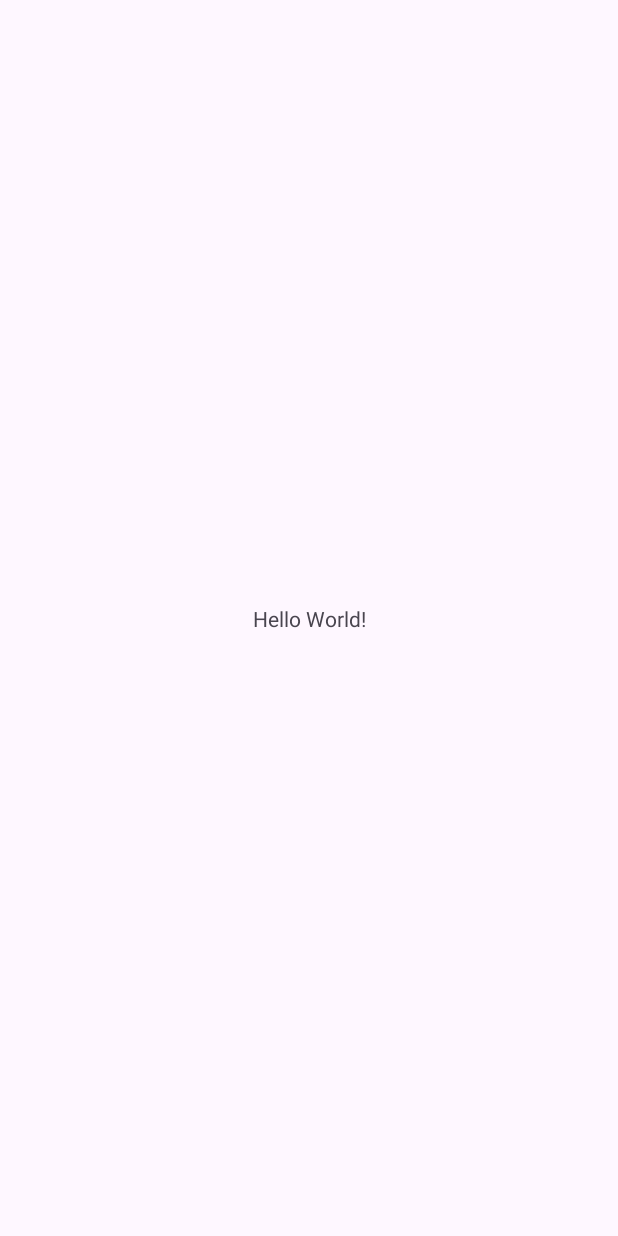
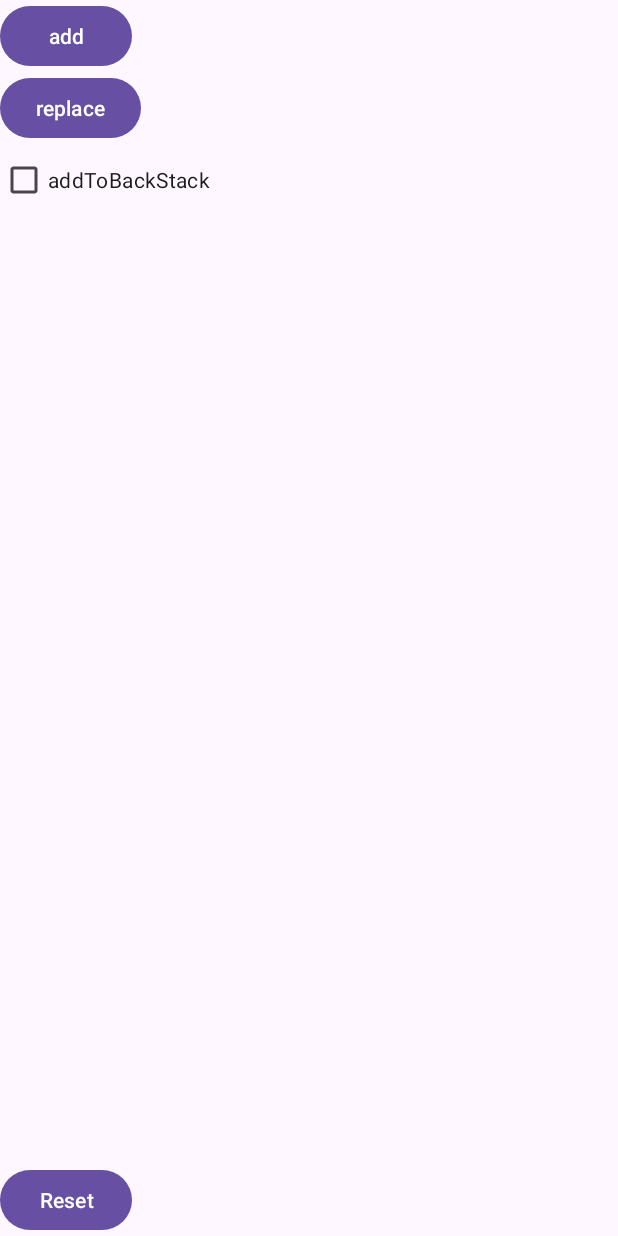
Before and after one commit to ARSuleimanov/5.8-kotlin-study, an Android app: the screen it shows after launch (MainActivity), on a phone screen of 412 x 824 dp. Before the commit the screen is almost empty. Run offline under Robolectric (Android 15) with nearby library versions, the phone set to English and light mode, and no system bars.

Commit message:
fragments excercise - was added
add fragment, replace, adding to BackStack

```diff
--- a/L1/app/src/main/java/ru/sar/l1/MainActivity.kt
+++ b/L1/app/src/main/java/ru/sar/l1/MainActivity.kt
@@ -2,10 +2,58 @@ package ru.sar.l1
 
 import androidx.appcompat.app.AppCompatActivity
 import android.os.Bundle
+import android.util.Log
+import android.widget.Button
+import android.widget.CheckBox
 
-class MainActivity : AppCompatActivity() {
+
+import androidx.fragment.app.Fragment
+
+class MainActivity : AppCompatActivity(R.layout.activity_main) {
+    override fun onBackPressed() {
+        Log.d(TAG,"Back pressed-----")
+        super.onBackPressed()
+    }
+
+
+
+
     override fun onCreate(savedInstanceState: Bundle?) {
         super.onCreate(savedInstanceState)
-        setContentView(R.layout.activity_main)
+
+        var addToBackStack = false
+
+        findViewById<Button>(R.id.resetCounter).setOnClickListener {
+            val fragment:Fragment?=
+                supportFragmentManager.findFragmentById(R.id.fragmentContainer)
+            Log.d(TAG,"Reset button " +if (addToBackStack) "BackStack" else "")
+            if (fragment is MainFragment) {
+                fragment.resetCounter()
+            }
+        }
+
+        findViewById<CheckBox>(R.id.checkBox).setOnCheckedChangeListener { _, isChecked ->
+            addToBackStack = isChecked
+        }
+
+        findViewById<Button>(R.id.add).setOnClickListener {
+            val transaction = supportFragmentManager
+                .beginTransaction()
+                .add(R.id.fragmentContainer, MainFragment(), "MainFragment")
+            Log.d(TAG,"Add button " +if (addToBackStack) "BackStack" else "")
+            if (addToBackStack) transaction.addToBackStack(null)
+
+            transaction.commit()
+        }
+
+        findViewById<Button>(R.id.replace).setOnClickListener {
+            val transaction = supportFragmentManager
+                .beginTransaction()
+                .replace(R.id.fragmentContainer, MainFragment2(), "MainFragment2")
+            Log.d(TAG,"Replace button " +if (addToBackStack) "BackStack" else "")
+            if (addToBackStack) transaction.addToBackStack(null)
+
+            transaction.commit()
+        }
     }
 }
--- a/L1/app/src/main/res/layout/activity_main.xml
+++ b/L1/app/src/main/res/layout/activity_main.xml
@@ -1,18 +1,38 @@
 <?xml version="1.0" encoding="utf-8"?>
-<androidx.constraintlayout.widget.ConstraintLayout xmlns:android="http://schemas.android.com/apk/res/android"
-    xmlns:app="http://schemas.android.com/apk/res-auto"
+<androidx.appcompat.widget.LinearLayoutCompat xmlns:android="http://schemas.android.com/apk/res/android"
     xmlns:tools="http://schemas.android.com/tools"
     android:layout_width="match_parent"
     android:layout_height="match_parent"
+    android:orientation="vertical"
     tools:context=".MainActivity">
 
-    <TextView
+    <Button
+        android:id="@+id/add"
         android:layout_width="wrap_content"
         android:layout_height="wrap_content"
-        android:text="Hello World!"
-        app:layout_constraintBottom_toBottomOf="parent"
-        app:layout_constraintEnd_toEndOf="parent"
-        app:layout_constraintStart_toStartOf="parent"
-        app:layout_constraintTop_toTopOf="parent" />
+        android:text="add" />
 
-</androidx.constraintlayout.widget.ConstraintLayout>
+    <Button
+        android:id="@+id/replace"
+        android:layout_width="wrap_content"
+        android:layout_height="wrap_content"
+        android:text="replace" />
+
+    <CheckBox
+        android:id="@+id/checkBox"
+        android:layout_width="wrap_content"
+        android:layout_height="wrap_content"
+        android:text="addToBackStack" />
+
+    <FrameLayout
+        android:id="@+id/fragmentContainer"
+        android:layout_width="match_parent"
+        android:layout_height="0dp"
+        android:layout_weight="1" />
+    <Button
+        android:id="@+id/resetCounter"
+        android:layout_width="wrap_content"
+        android:layout_height="wrap_content"
+        android:text="Reset"/>
+
+</androidx.appcompat.widget.LinearLayoutCompat>
```
Also changed, not shown: L1/app/src/main/java/ru/sar/l1/MainFragment.kt (added, +93 -0 lines), L1/app/src/main/java/ru/sar/l1/MainFragment2.kt (added, +79 -0 lines), L1/app/src/main/res/layout/fragment_main.xml (added, +25 -0 lines), L1/app/src/main/res/layout/fragment_main_2.xml (added, +14 -0 lines).
